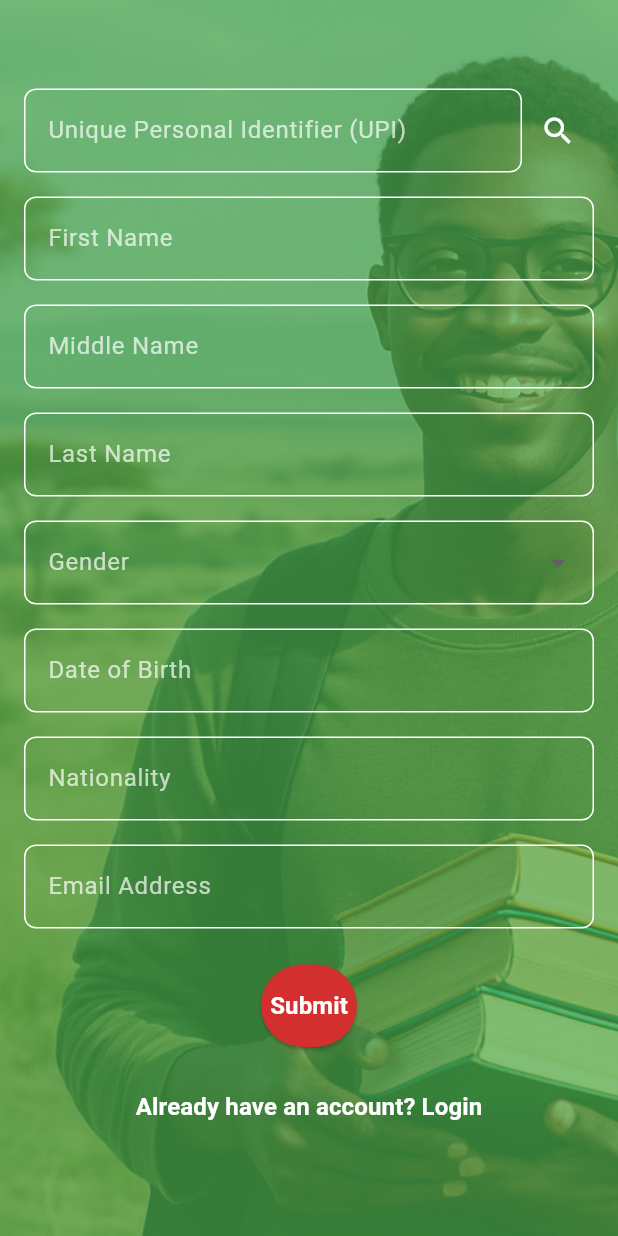
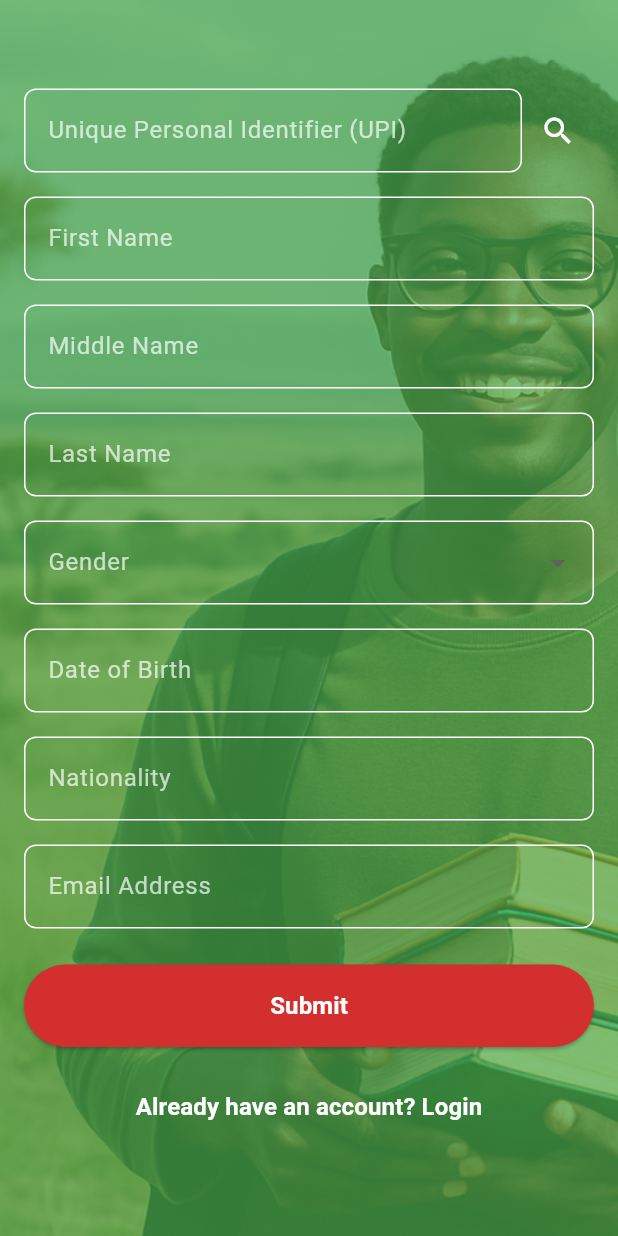
Before and after one commit to timayabi2020/nemisfrontend, a Flutter app: the StudentRegistrationScreen screen opened directly, on a phone screen of 412 x 824 dp. Run offline on Flutter 3.47's test engine with Material 3 defaults, Android fonts, the phone set to English and light mode, and no system bars.

Commit message:
Updated registration

```diff
--- a/lib/screens/registration/registration_screen.dart
+++ b/lib/screens/registration/registration_screen.dart
@@ -238,10 +238,14 @@ class _StudentRegistrationScreenState extends State<StudentRegistrationScreen> {
                               },
                             ),
                             const SizedBox(height: 24),
-                            ElevatedButton(
+                            SizedBox(
+                              width: double.infinity,
+                              child: ElevatedButton(
                                 style: ElevatedButton.styleFrom(
                                   backgroundColor: Colors.red.shade700,
-                            padding: const EdgeInsets.symmetric(vertical: 16.0),
+                                  padding: const EdgeInsets.symmetric(
+                                    vertical: 16.0,
+                                  ),
                                 ),
                                 onPressed: _submitForm,
                                 child: const Text(
@@ -250,6 +254,7 @@ class _StudentRegistrationScreenState extends State<StudentRegistrationScreen> {
                                     fontSize: 16.0,
                                     fontWeight: FontWeight.bold,
                                     color: Colors.white,
+                                  ),
                                 ),
                               ),
                             ),
```
Lines whose indentation alone changed are shown as unchanged.
